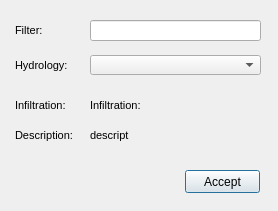
Giswater/giswater_qgis_plugin, file ui/hydrology_selector.ui: the form before one commit.
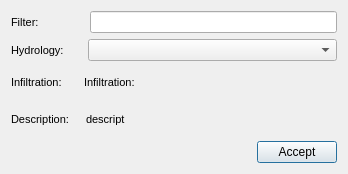
The form after the commit.

The edit to the form file:
```diff
--- a/ui/hydrology_selector.ui
+++ b/ui/hydrology_selector.ui
@@ -6,45 +6,70 @@
    <rect>
     <x>0</x>
     <y>0</y>
-    <width>278</width>
-    <height>211</height>
+    <width>348</width>
+    <height>174</height>
    </rect>
   </property>
   <property name="windowTitle">
    <string>Hydrology selector</string>
   </property>
-  <widget class="QLineEdit" name="txt_name">
-   <property name="geometry">
-    <rect>
-     <x>90</x>
-     <y>20</y>
-     <width>171</width>
-     <height>21</height>
-    </rect>
-   </property>
-   <property name="text">
-    <string/>
-   </property>
-  </widget>
-  <widget class="QComboBox" name="hydrology">
-   <property name="geometry">
-    <rect>
-     <x>90</x>
-     <y>55</y>
-     <width>171</width>
-     <height>20</height>
-    </rect>
-   </property>
-  </widget>
+  <layout class="QGridLayout" name="gridLayout">
+   <item row="4" column="0" colspan="2">
+    <layout class="QHBoxLayout" name="horizontalLayout_3">
+     <item>
   <widget class="QLabel" name="label_infiltration">
-   <property name="geometry">
-    <rect>
-     <x>15</x>
-     <y>95</y>
-     <width>76</width>
-     <height>21</height>
-    </rect>
-   </property>
+       <property name="font">
+        <font>
+         <pointsize>8</pointsize>
+        </font>
+       </property>
+       <property name="frameShape">
+        <enum>QFrame::NoFrame</enum>
+       </property>
+       <property name="frameShadow">
+        <enum>QFrame::Plain</enum>
+       </property>
+       <property name="text">
+        <string>Infiltration:</string>
+       </property>
+       <property name="textFormat">
+        <enum>Qt::AutoText</enum>
+       </property>
+       <property name="scaledContents">
+        <bool>false</bool>
+       </property>
+       <property name="wordWrap">
+        <bool>true</bool>
+       </property>
+       <property name="margin">
+        <number>3</number>
+       </property>
+      </widget>
+     </item>
+     <item>
+      <spacer name="horizontalSpacer_4">
+       <property name="orientation">
+        <enum>Qt::Horizontal</enum>
+       </property>
+       <property name="sizeType">
+        <enum>QSizePolicy::Fixed</enum>
+       </property>
+       <property name="sizeHint" stdset="0">
+        <size>
+         <width>16</width>
+         <height>20</height>
+        </size>
+       </property>
+      </spacer>
+     </item>
+     <item>
+      <widget class="QLabel" name="infiltration">
+       <property name="sizePolicy">
+        <sizepolicy hsizetype="Expanding" vsizetype="Preferred">
+         <horstretch>0</horstretch>
+         <verstretch>0</verstretch>
+        </sizepolicy>
+       </property>
    <property name="font">
     <font>
      <pointsize>8</pointsize>
@@ -72,15 +97,20 @@
     <number>3</number>
    </property>
   </widget>
+     </item>
+    </layout>
+   </item>
+   <item row="8" column="1">
+    <widget class="QPushButton" name="btn_accept">
+     <property name="text">
+      <string>Accept</string>
+     </property>
+    </widget>
+   </item>
+   <item row="6" column="0" colspan="2">
+    <layout class="QHBoxLayout" name="horizontalLayout_4">
+     <item>
   <widget class="QLabel" name="label_descript">
-   <property name="geometry">
-    <rect>
-     <x>15</x>
-     <y>120</y>
-     <width>79</width>
-     <height>31</height>
-    </rect>
-   </property>
    <property name="font">
     <font>
      <pointsize>8</pointsize>
@@ -108,122 +138,30 @@
     <number>3</number>
    </property>
   </widget>
-  <widget class="QLabel" name="label_txt_name">
-   <property name="geometry">
-    <rect>
-     <x>15</x>
-     <y>20</y>
-     <width>56</width>
-     <height>21</height>
-    </rect>
-   </property>
-   <property name="font">
-    <font>
-     <pointsize>8</pointsize>
-    </font>
-   </property>
-   <property name="frameShape">
-    <enum>QFrame::NoFrame</enum>
-   </property>
-   <property name="frameShadow">
-    <enum>QFrame::Plain</enum>
-   </property>
-   <property name="text">
-    <string>Filter:</string>
-   </property>
-   <property name="textFormat">
-    <enum>Qt::AutoText</enum>
-   </property>
-   <property name="scaledContents">
-    <bool>false</bool>
-   </property>
-   <property name="wordWrap">
-    <bool>true</bool>
-   </property>
-   <property name="margin">
-    <number>3</number>
-   </property>
-  </widget>
-  <widget class="QLabel" name="label_hydrology">
-   <property name="geometry">
-    <rect>
-     <x>15</x>
-     <y>55</y>
-     <width>61</width>
-     <height>21</height>
-    </rect>
-   </property>
-   <property name="font">
-    <font>
-     <pointsize>8</pointsize>
-    </font>
-   </property>
-   <property name="frameShape">
-    <enum>QFrame::NoFrame</enum>
-   </property>
-   <property name="frameShadow">
-    <enum>QFrame::Plain</enum>
-   </property>
-   <property name="text">
-    <string>Hydrology:</string>
-   </property>
-   <property name="textFormat">
-    <enum>Qt::AutoText</enum>
-   </property>
-   <property name="scaledContents">
-    <bool>false</bool>
-   </property>
-   <property name="wordWrap">
-    <bool>true</bool>
-   </property>
-   <property name="margin">
-    <number>3</number>
-   </property>
-  </widget>
-  <widget class="QLabel" name="infiltration">
-   <property name="geometry">
-    <rect>
-     <x>90</x>
-     <y>90</y>
-     <width>163</width>
-     <height>31</height>
-    </rect>
-   </property>
-   <property name="font">
-    <font>
-     <pointsize>8</pointsize>
-    </font>
-   </property>
-   <property name="frameShape">
-    <enum>QFrame::NoFrame</enum>
-   </property>
-   <property name="frameShadow">
-    <enum>QFrame::Plain</enum>
-   </property>
-   <property name="text">
-    <string>Infiltration:</string>
-   </property>
-   <property name="textFormat">
-    <enum>Qt::AutoText</enum>
-   </property>
-   <property name="scaledContents">
-    <bool>false</bool>
-   </property>
-   <property name="wordWrap">
-    <bool>true</bool>
-   </property>
-   <property name="margin">
-    <number>3</number>
-   </property>
-  </widget>
+     </item>
+     <item>
+      <spacer name="horizontalSpacer_5">
+       <property name="orientation">
+        <enum>Qt::Horizontal</enum>
+       </property>
+       <property name="sizeType">
+        <enum>QSizePolicy::Fixed</enum>
+       </property>
+       <property name="sizeHint" stdset="0">
+        <size>
+         <width>11</width>
+         <height>20</height>
+        </size>
+       </property>
+      </spacer>
+     </item>
+     <item>
   <widget class="QLabel" name="descript">
-   <property name="geometry">
-    <rect>
-     <x>90</x>
-     <y>120</y>
-     <width>169</width>
-     <height>31</height>
-    </rect>
+       <property name="sizePolicy">
+        <sizepolicy hsizetype="Expanding" vsizetype="Preferred">
+         <horstretch>0</horstretch>
+         <verstretch>0</verstretch>
+        </sizepolicy>
    </property>
    <property name="font">
     <font>
@@ -252,19 +190,140 @@
     <number>3</number>
    </property>
   </widget>
-  <widget class="QPushButton" name="btn_accept">
-   <property name="geometry">
-    <rect>
-     <x>185</x>
-     <y>170</y>
-     <width>75</width>
-     <height>23</height>
-    </rect>
-   </property>
+     </item>
+    </layout>
+   </item>
+   <item row="8" column="0">
+    <spacer name="horizontalSpacer">
+     <property name="orientation">
+      <enum>Qt::Horizontal</enum>
+     </property>
+     <property name="sizeHint" stdset="0">
+      <size>
+       <width>40</width>
+       <height>20</height>
+      </size>
+     </property>
+    </spacer>
+   </item>
+   <item row="1" column="0" colspan="2">
+    <layout class="QHBoxLayout" name="horizontalLayout_2">
+     <item>
+      <widget class="QLabel" name="label_hydrology">
+       <property name="font">
+        <font>
+         <pointsize>8</pointsize>
+        </font>
+       </property>
+       <property name="frameShape">
+        <enum>QFrame::NoFrame</enum>
+       </property>
+       <property name="frameShadow">
+        <enum>QFrame::Plain</enum>
+       </property>
    <property name="text">
-    <string>Accept</string>
-   </property>
-  </widget>
+        <string>Hydrology:</string>
+       </property>
+       <property name="textFormat">
+        <enum>Qt::AutoText</enum>
+       </property>
+       <property name="scaledContents">
+        <bool>false</bool>
+       </property>
+       <property name="wordWrap">
+        <bool>true</bool>
+       </property>
+       <property name="margin">
+        <number>3</number>
+       </property>
+      </widget>
+     </item>
+     <item>
+      <spacer name="horizontalSpacer_3">
+       <property name="orientation">
+        <enum>Qt::Horizontal</enum>
+       </property>
+       <property name="sizeType">
+        <enum>QSizePolicy::Fixed</enum>
+       </property>
+       <property name="sizeHint" stdset="0">
+        <size>
+         <width>18</width>
+         <height>20</height>
+        </size>
+       </property>
+      </spacer>
+     </item>
+     <item>
+      <widget class="QComboBox" name="hydrology">
+       <property name="sizePolicy">
+        <sizepolicy hsizetype="Expanding" vsizetype="Fixed">
+         <horstretch>0</horstretch>
+         <verstretch>0</verstretch>
+        </sizepolicy>
+       </property>
+      </widget>
+     </item>
+    </layout>
+   </item>
+   <item row="0" column="0" colspan="2">
+    <layout class="QHBoxLayout" name="horizontalLayout">
+     <item>
+      <widget class="QLabel" name="label_txt_name">
+       <property name="font">
+        <font>
+         <pointsize>8</pointsize>
+        </font>
+       </property>
+       <property name="frameShape">
+        <enum>QFrame::NoFrame</enum>
+       </property>
+       <property name="frameShadow">
+        <enum>QFrame::Plain</enum>
+       </property>
+       <property name="text">
+        <string>Filter:</string>
+       </property>
+       <property name="textFormat">
+        <enum>Qt::AutoText</enum>
+       </property>
+       <property name="scaledContents">
+        <bool>false</bool>
+       </property>
+       <property name="wordWrap">
+        <bool>true</bool>
+       </property>
+       <property name="margin">
+        <number>3</number>
+       </property>
+      </widget>
+     </item>
+     <item>
+      <spacer name="horizontalSpacer_2">
+       <property name="orientation">
+        <enum>Qt::Horizontal</enum>
+       </property>
+       <property name="sizeType">
+        <enum>QSizePolicy::Fixed</enum>
+       </property>
+       <property name="sizeHint" stdset="0">
+        <size>
+         <width>45</width>
+         <height>20</height>
+        </size>
+       </property>
+      </spacer>
+     </item>
+     <item>
+      <widget class="QLineEdit" name="txt_name">
+       <property name="text">
+        <string/>
+       </property>
+      </widget>
+     </item>
+    </layout>
+   </item>
+  </layout>
  </widget>
  <resources/>
  <connections/>
```
Lines whose indentation alone changed are shown as unchanged.
